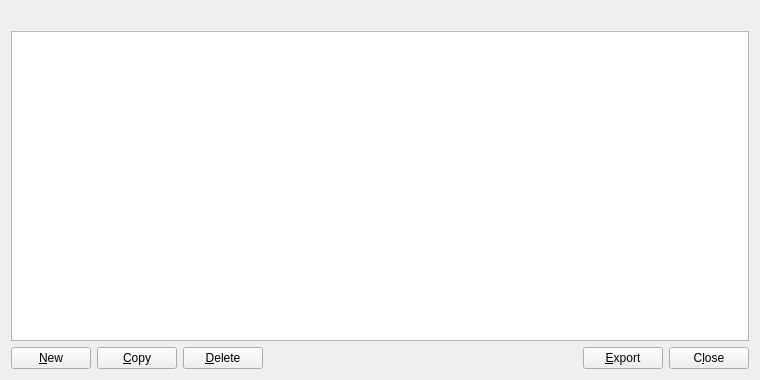
The window that src/qt/forms/addressbookpage.ui (digibyte/digibyte) describes before a commit, drawn with Qt 5.
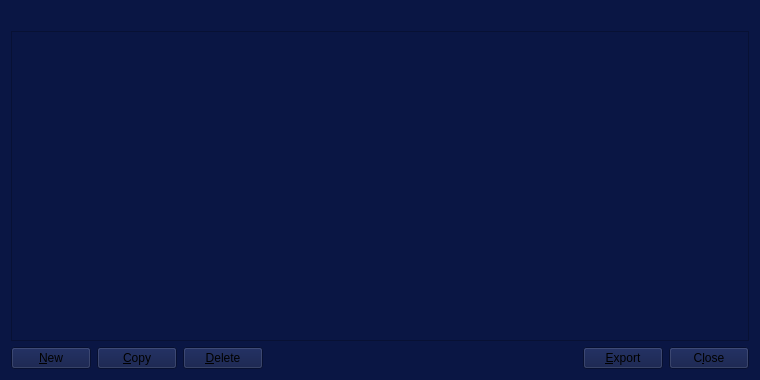
The same window after the commit. Icons and pictures are not drawn.

```diff
--- a/src/qt/forms/addressbookpage.ui
+++ b/src/qt/forms/addressbookpage.ui
@@ -10,6 +10,9 @@
     <height>380</height>
    </rect>
   </property>
+  <property name="styleSheet">
+   <string notr="true">background-color: rgb(10, 22, 68);</string>
+  </property>
   <layout class="QVBoxLayout" name="verticalLayout">
    <item>
     <widget class="QLabel" name="labelExplanation">
```
